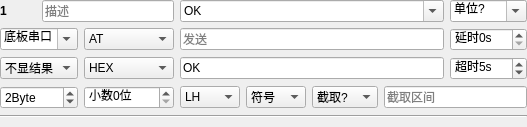
The window that test_item_interface.ui (m-RNA/labview-ini-editor) describes before a commit, drawn with Qt 5.
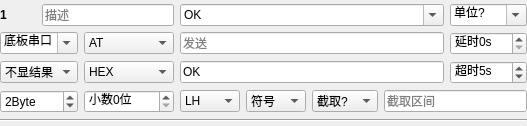
The same window after the commit.

What changed in the file:
```diff
--- a/test_item_interface.ui
+++ b/test_item_interface.ui
@@ -18,13 +18,13 @@
     <number>0</number>
    </property>
    <property name="topMargin">
-    <number>0</number>
+    <number>4</number>
    </property>
    <property name="rightMargin">
     <number>0</number>
    </property>
    <property name="bottomMargin">
-    <number>9</number>
+    <number>4</number>
    </property>
    <item row="0" column="0">
     <widget class="QLabel" name="lbIndex">
```
